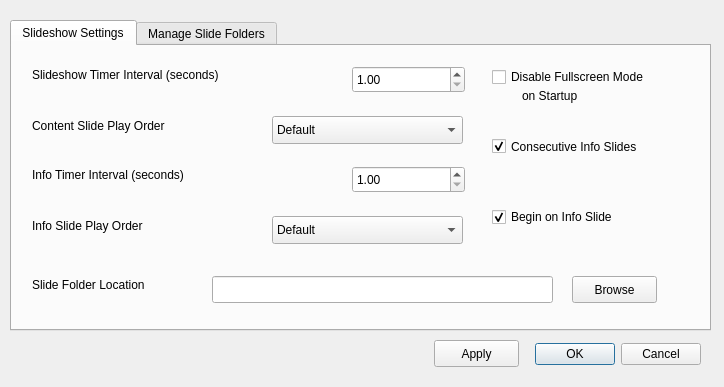
This is src/settings_window_view.ui in benoid/SimpleSlideshow as Qt 5 draws it before an edit. The edited form follows.
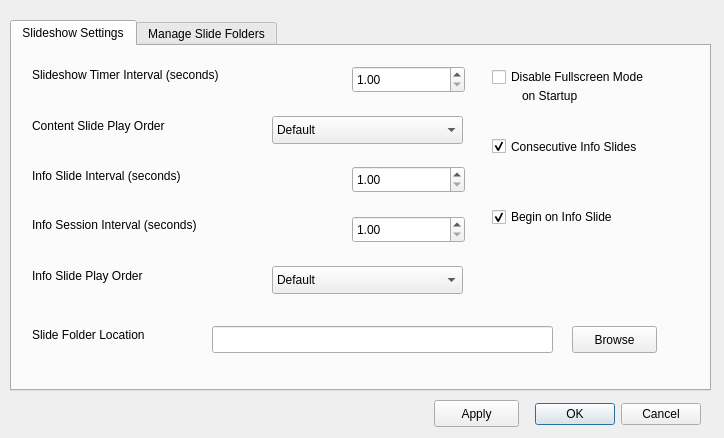
This is the edited form. The open tabs and pages were chosen to show the change.

Commit message: Added separate individual timer interval for info slides and fixed info timer to not start after the first image.

```diff
--- a/src/settings_window_view.ui
+++ b/src/settings_window_view.ui
@@ -7,7 +7,7 @@
     <x>0</x>
     <y>0</y>
     <width>724</width>
-    <height>387</height>
+    <height>438</height>
    </rect>
   </property>
   <property name="windowTitle">
@@ -17,7 +17,7 @@
    <property name="geometry">
     <rect>
      <x>520</x>
-     <y>338</y>
+     <y>398</y>
      <width>181</width>
      <height>32</height>
     </rect>
@@ -35,7 +35,7 @@
      <x>10</x>
      <y>20</y>
      <width>701</width>
-     <height>311</height>
+     <height>371</height>
     </rect>
    </property>
    <property name="currentIndex">
@@ -65,7 +65,7 @@
      <property name="geometry">
       <rect>
        <x>340</x>
-       <y>120</y>
+       <y>170</y>
        <width>113</width>
        <height>27</height>
       </rect>
@@ -84,7 +84,7 @@
      <property name="geometry">
       <rect>
        <x>200</x>
-       <y>230</y>
+       <y>280</y>
        <width>341</width>
        <height>27</height>
       </rect>
@@ -107,20 +107,20 @@
      <property name="geometry">
       <rect>
        <x>20</x>
-       <y>120</y>
+       <y>170</y>
        <width>271</width>
        <height>17</height>
       </rect>
      </property>
      <property name="text">
-      <string>Info Timer Interval (seconds)</string>
+      <string>Info Session Interval (seconds)</string>
      </property>
     </widget>
     <widget class="QLabel" name="label_4">
      <property name="geometry">
       <rect>
        <x>20</x>
-       <y>230</y>
+       <y>280</y>
        <width>171</width>
        <height>17</height>
       </rect>
@@ -162,7 +162,7 @@
      <property name="geometry">
       <rect>
        <x>560</x>
-       <y>230</y>
+       <y>280</y>
        <width>85</width>
        <height>27</height>
       </rect>
@@ -205,7 +205,7 @@
      <property name="geometry">
       <rect>
        <x>260</x>
-       <y>170</y>
+       <y>220</y>
        <width>191</width>
        <height>28</height>
       </rect>
@@ -248,7 +248,7 @@
      <property name="geometry">
       <rect>
        <x>20</x>
-       <y>170</y>
+       <y>220</y>
        <width>211</width>
        <height>20</height>
       </rect>
@@ -286,6 +286,38 @@
       <string>on Startup</string>
      </property>
     </widget>
+    <widget class="QLabel" name="label_7">
+     <property name="geometry">
+      <rect>
+       <x>20</x>
+       <y>120</y>
+       <width>211</width>
+       <height>20</height>
+      </rect>
+     </property>
+     <property name="text">
+      <string>Info Slide Interval (seconds)</string>
+     </property>
+    </widget>
+    <widget class="QDoubleSpinBox" name="lineEdit_3">
+     <property name="geometry">
+      <rect>
+       <x>340</x>
+       <y>120</y>
+       <width>113</width>
+       <height>27</height>
+      </rect>
+     </property>
+     <property name="readOnly">
+      <bool>false</bool>
+     </property>
+     <property name="minimum">
+      <double>1.000000000000000</double>
+     </property>
+     <property name="singleStep">
+      <double>0.500000000000000</double>
+     </property>
+    </widget>
     <zorder>checkBox_5</zorder>
     <zorder>lineEdit</zorder>
     <zorder>lineEdit_2</zorder>
@@ -337,7 +369,7 @@
    <property name="geometry">
     <rect>
      <x>434</x>
-     <y>340</y>
+     <y>400</y>
      <width>85</width>
      <height>27</height>
     </rect>
```
Left out of the diff: 4 changed lines with no effect on the pictures. The commit also changes 8 other files.
